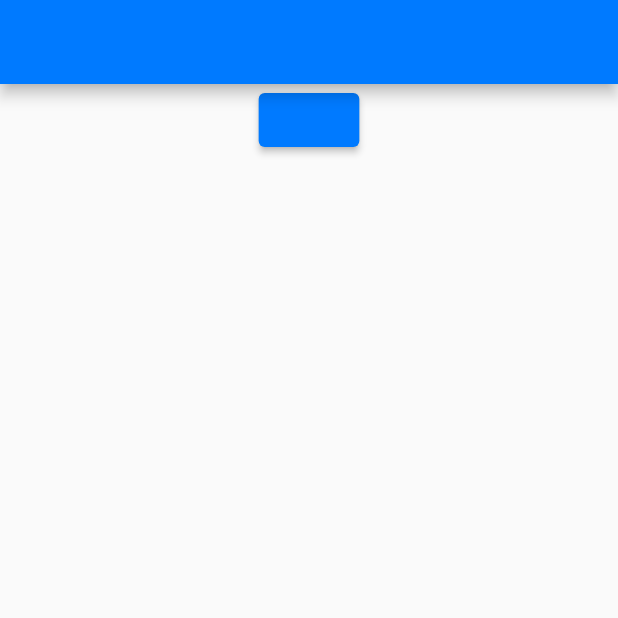
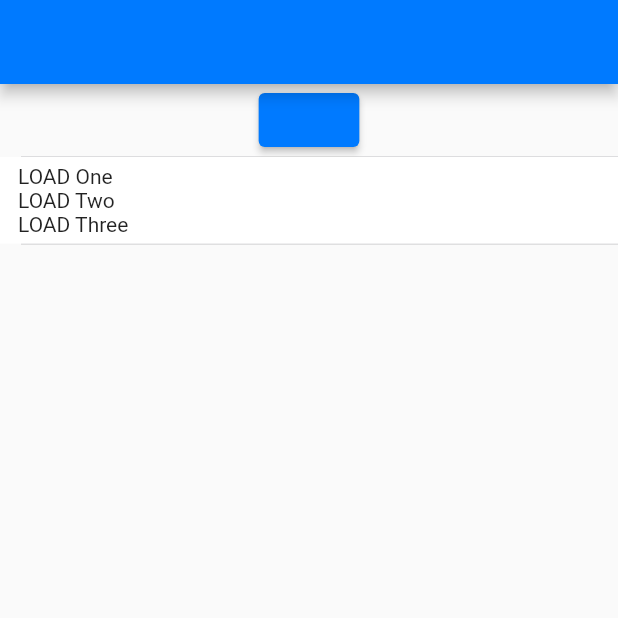
Before and after one commit to housecode/housecode_flutter, a Flutter app: the screen it shows after launch, on a phone screen of 412 x 824 dp, the top half of it. Run offline on Flutter 3.47's test engine with Material 2 defaults, Android fonts, the light colour scheme and no system bars; our stand-ins replace universal_io.

Commit message:
Add Stack ViewCell

```diff
--- a/example/lib/main.dart
+++ b/example/lib/main.dart
@@ -67,6 +67,15 @@ class _MyHomePageState extends State<MyHomePage> {
                 child: Text("LOAD"),
               ),
             ),
+            Separator(),
+            StackViewCell(
+              children: [
+                Text("LOAD One"),
+                Text("LOAD Two"),
+                Text("LOAD Three")
+              ],
+            ),
+            Separator(),
             Expanded(
               child: ListView.separated(
                 itemCount: _items.length,
--- a/lib/housecode.dart
+++ b/lib/housecode.dart
@@ -19,6 +19,7 @@ export 'widgets/view_cell.dart';
 export 'widgets/switch_cell.dart';
 export 'widgets/datetime_cell.dart';
 export 'widgets/picker_view_cell.dart';
+export 'widgets/stack_view_cell.dart';
 export 'ext/notifier.dart';
 export 'ext/utils.dart';
 
--- /dev/null
+++ b/lib/widgets/stack_view_cell.dart
@@ -0,0 +1,39 @@
+/*
+    Author: Housecode
+    Email: info@housecode.net
+    createTime:2021-11-24 00:16
+ */
+
+import 'package:flutter/cupertino.dart';
+import 'package:housecode/widgets/view_cell.dart';
+
+/// view cell for stack items
+class StackViewCell extends StatelessWidget {
+  final List<Widget> children;
+  final void Function()? onTap;
+  final EdgeInsetsGeometry? padding;
+  final bool showIcon;
+
+  StackViewCell({
+    required this.children,
+    this.showIcon = false,
+    this.padding,
+    this.onTap,
+  });
+
+  @override
+  Widget build(BuildContext context) {
+    return ViewCell(
+      onTap: onTap ?? () {},
+      showIcon: showIcon,
+      hasUneventRows: true,
+      padding: padding ?? EdgeInsets.fromLTRB(12, 5, 5, 5),
+      detail: showIcon ? Text("") : null,
+      child: Column(
+        mainAxisAlignment: MainAxisAlignment.start,
+        crossAxisAlignment: CrossAxisAlignment.start,
+        children: children,
+      ),
+    );
+  }
+}
--- a/pubspec.yaml
+++ b/pubspec.yaml
@@ -1,6 +1,6 @@
 name: housecode
 description: A set of extensions and widgets by Housecode.Net to simplify some function and re-useable widgets.
-version: 1.0.5
+version: 1.0.6
 homepage: https://github.com/housecode/housecode_flutter
 
 environment:
```
Also changed, not shown: example/pubspec.lock, 2 other files.
